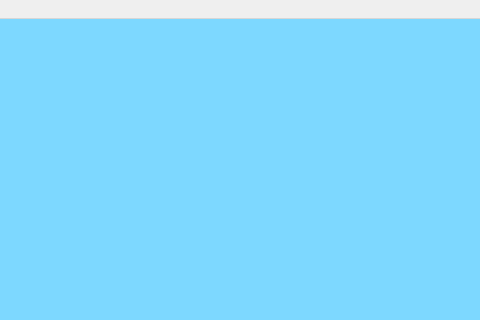
Old version of the form src/windows/mainwindow.ui in the repository fast-food-finder-associates/FastFoodFinder; both pictures show x 160 to 640 and y 0 to 320 of the 800 by 600 pixel window.
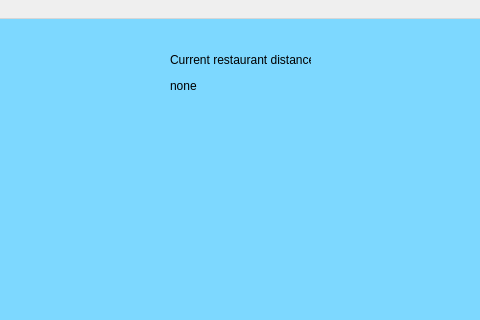
New version of the form. The open tabs and pages were chosen to show the change. Icons and pictures are not drawn.

Commit message: Showing distance along with its respective restaurant

Diff of the .ui file:
```diff
--- a/src/windows/mainwindow.ui
+++ b/src/windows/mainwindow.ui
@@ -117,6 +117,32 @@
        </rect>
       </property>
      </widget>
+     <widget class="QLabel" name="label_2">
+      <property name="geometry">
+       <rect>
+        <x>240</x>
+        <y>20</y>
+        <width>141</width>
+        <height>41</height>
+       </rect>
+      </property>
+      <property name="text">
+       <string>Current restaurant distance:</string>
+      </property>
+     </widget>
+     <widget class="QLabel" name="restaurant_distance">
+      <property name="geometry">
+       <rect>
+        <x>240</x>
+        <y>60</y>
+        <width>47</width>
+        <height>13</height>
+       </rect>
+      </property>
+      <property name="text">
+       <string>none</string>
+      </property>
+     </widget>
     </widget>
     <widget class="QWidget" name="inventoryManageView">
      <property name="styleSheet">
```
The commit also changes 1 other file.
